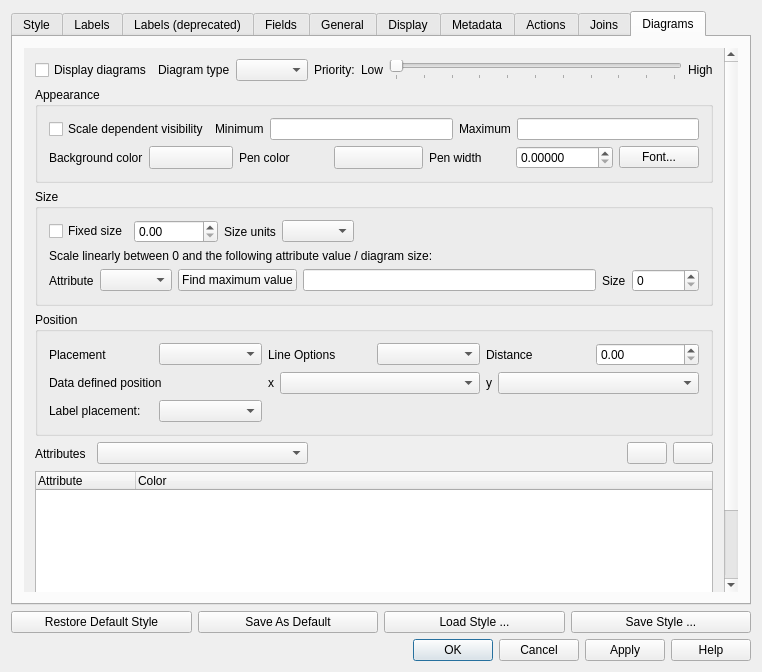
Old version of the form src/ui/qgsvectorlayerpropertiesbase.ui in the repository kadas-albireo/kadas-albireo.
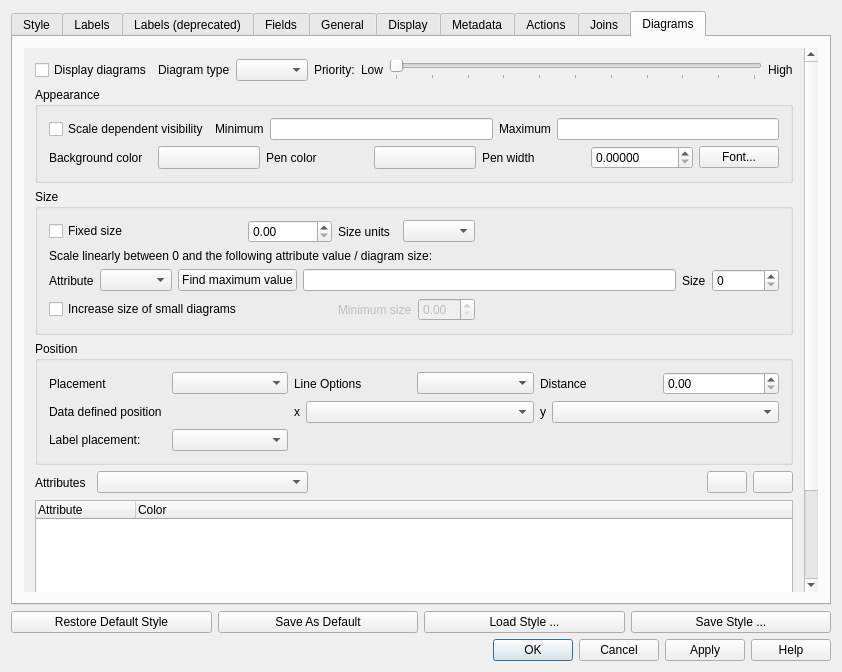
New version of the form. The open tabs and pages were chosen to show the change. Icons and pictures are not drawn. Custom widgets are drawn as their Qt base class.

Commit message: Add minimum size option for diagrams. (Will be scaled if smaller)

```diff
--- a/src/ui/qgsvectorlayerpropertiesbase.ui
+++ b/src/ui/qgsvectorlayerpropertiesbase.ui
@@ -6,7 +6,7 @@
    <rect>
     <x>0</x>
     <y>0</y>
-    <width>762</width>
+    <width>842</width>
     <height>672</height>
    </rect>
   </property>
@@ -1287,7 +1287,11 @@
                  </widget>
                 </item>
                 <item>
-                 <widget class="QComboBox" name="mLabelPlacementComboBox"/>
+                 <widget class="QComboBox" name="mLabelPlacementComboBox">
+                  <property name="visible">
+                   <bool>false</bool>
+                  </property>
+                 </widget>
                 </item>
                </layout>
               </item>
@@ -1381,6 +1385,16 @@
               <string>Size</string>
              </property>
              <layout class="QGridLayout" name="gridLayout_12">
+              <item row="2" column="0" colspan="4">
+               <widget class="QLabel" name="mLinearlyScalingLabel">
+                <property name="text">
+                 <string>Scale linearly between 0 and the following attribute value / diagram size:</string>
+                </property>
+                <property name="wordWrap">
+                 <bool>true</bool>
+                </property>
+               </widget>
+              </item>
               <item row="0" column="0">
                <widget class="QCheckBox" name="mFixedSizeCheckBox">
                 <property name="text">
@@ -1408,17 +1422,7 @@
                 </property>
                </spacer>
               </item>
-              <item row="1" column="0" colspan="4">
-               <widget class="QLabel" name="mLinearlyScalingLabel">
-                <property name="text">
-                 <string>Scale linearly between 0 and the following attribute value / diagram size:</string>
-                </property>
-                <property name="wordWrap">
-                 <bool>true</bool>
-                </property>
-               </widget>
-              </item>
-              <item row="2" column="0" colspan="4">
+              <item row="3" column="0" colspan="4">
                <layout class="QHBoxLayout" name="mLinearlyScalingLayout">
                 <item>
                  <widget class="QLabel" name="mSizeAttributeLabel">
@@ -1470,6 +1474,47 @@
                 </item>
                </layout>
               </item>
+              <item row="5" column="0">
+               <widget class="QCheckBox" name="mIncreaseSmallDiagramsCheckBox">
+                <property name="text">
+                 <string>Increase size of small diagrams</string>
+                </property>
+               </widget>
+              </item>
+              <item row="5" column="2">
+               <layout class="QHBoxLayout" name="horizontalLayout_15">
+                <item>
+                 <widget class="QLabel" name="mIncreaseMinimumSizeLabel">
+                  <property name="enabled">
+                   <bool>false</bool>
+                  </property>
+                  <property name="text">
+                   <string>Minimum size</string>
+                  </property>
+                 </widget>
+                </item>
+                <item>
+                 <widget class="QDoubleSpinBox" name="mIncreaseMinimumSizeSpinBox">
+                  <property name="enabled">
+                   <bool>false</bool>
+                  </property>
+                 </widget>
+                </item>
+               </layout>
+              </item>
+              <item row="5" column="3">
+               <spacer name="horizontalSpacer_4">
+                <property name="orientation">
+                 <enum>Qt::Horizontal</enum>
+                </property>
+                <property name="sizeHint" stdset="0">
+                 <size>
+                  <width>40</width>
+                  <height>20</height>
+                 </size>
+                </property>
+               </spacer>
+              </item>
              </layout>
             </widget>
            </item>
```
Left out of the diff: 43 changed lines with no effect on the pictures. The commit also changes 4 other files.
